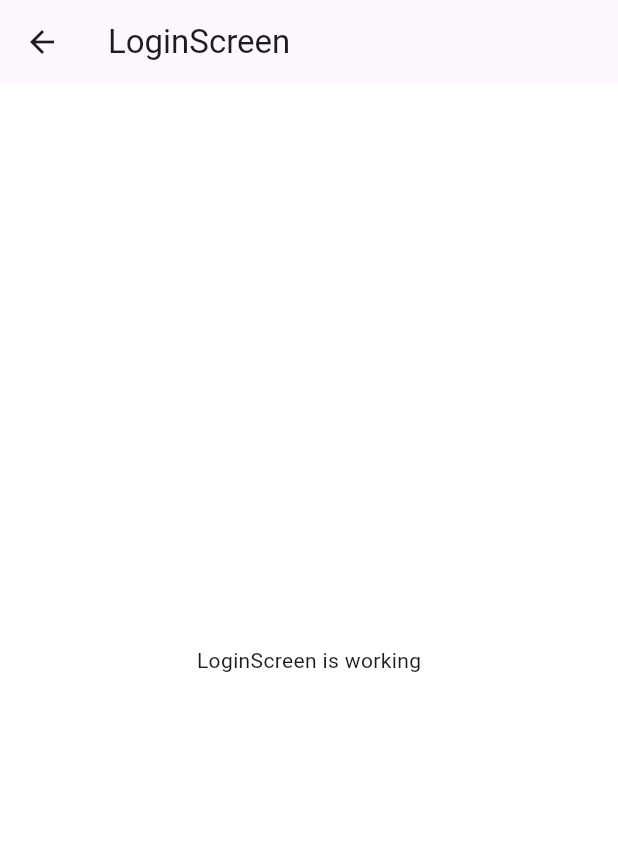
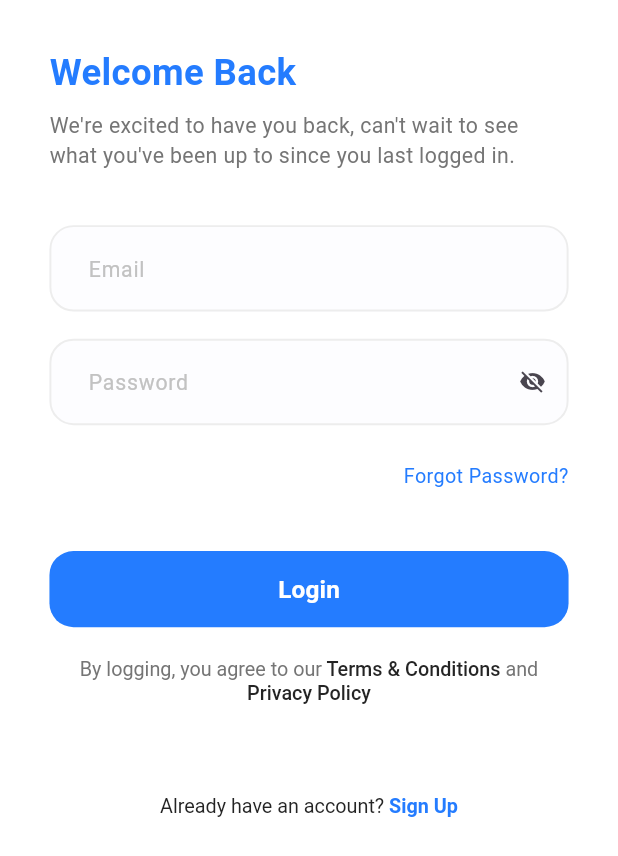
Before and after one commit to Eyad-Abbod/advanced_complete_course, a Flutter app: the screen it shows after launch, after a tap on "Get Started", on a phone screen of 412 x 824 dp. Shown: the top 856 px of the screen. Run offline on Flutter 3.47's test engine with Material 3 defaults, Android fonts, the phone set to English and light mode, and no system bars; our stand-ins replace flutter_screenutil, flutter_svg.

Commit message:
- added spacing file for SizedBox. - added some colors & TextStyles. - added FontWeightHelper. - added general TextButton & general TextFormField. - Finished LoginScreen design.

```diff
--- /dev/null
+++ b/lib/core/helpers/spacing.dart
@@ -0,0 +1,6 @@
+import 'package:flutter/material.dart';
+import 'package:flutter_screenutil/flutter_screenutil.dart';
+
+SizedBox verticalSpace(double height) => SizedBox(height: height.h);
+
+SizedBox horizontalSpace(double width) => SizedBox(width: width.w);
--- a/lib/core/theming/colors.dart
+++ b/lib/core/theming/colors.dart
@@ -2,5 +2,9 @@ import 'package:flutter/material.dart';
 
 class ColorsManager {
   static const Color mainBlue = Color(0xFF247CFF);
+  static const Color darkBlue = Color(0xFF242424);
   static const Color gray = Color(0xFF757575);
+  static const Color lightGray = Color(0xFFC2C2C2);
+  static const Color lighterGray = Color(0xFFEDEDED);
+  static const Color moreLightGray = Color(0xFFFDFDFF);
 }
--- /dev/null
+++ b/lib/core/theming/font_waight_helpar.dart
@@ -0,0 +1,12 @@
+import 'package:flutter/material.dart';
+
+class FontWeightHelper {
+  static const FontWeight thin = FontWeight.w100;
+  static const FontWeight extraLight = FontWeight.w200;
+  static const FontWeight light = FontWeight.w300;
+  static const FontWeight regular = FontWeight.w400;
+  static const FontWeight medium = FontWeight.w500;
+  static const FontWeight semiBold = FontWeight.w600;
+  static const FontWeight bold = FontWeight.w700;
+  static const FontWeight extraBold = FontWeight.w800;
+}
--- a/lib/core/theming/styles.dart
+++ b/lib/core/theming/styles.dart
@@ -1,29 +1,96 @@
 import 'package:flutter/material.dart';
 import 'package:flutter_screenutil/flutter_screenutil.dart';
 import 'package:omar_ahmed_flutter_advanced_complete_course/core/theming/colors.dart';
+import 'package:omar_ahmed_flutter_advanced_complete_course/core/theming/font_waight_helpar.dart';
 
 class TextStyles {
-  static TextStyle font24Black700Weight = TextStyle(
+  static TextStyle font24BlackBold = TextStyle(
     fontSize: 24.sp,
-    fontWeight: FontWeight.w700,
+    fontWeight: FontWeightHelper.bold,
     color: Colors.black,
   );
 
   static TextStyle font32BlueBold = TextStyle(
     fontSize: 32.sp,
-    fontWeight: FontWeight.bold,
+    fontWeight: FontWeightHelper.bold,
     color: ColorsManager.mainBlue,
+  );
+
+  static TextStyle font13BlueSemiBold = TextStyle(
+    fontSize: 13.sp,
+    fontWeight: FontWeightHelper.semiBold,
+    color: ColorsManager.mainBlue,
+  );
+
+  static TextStyle font14BlueSemiBold = TextStyle(
+    fontSize: 14.sp,
+    fontWeight: FontWeightHelper.semiBold,
+    color: ColorsManager.mainBlue,
+  );
+
+  static TextStyle font13DarkBlueMedium = TextStyle(
+    fontSize: 13.sp,
+    fontWeight: FontWeightHelper.medium,
+    color: ColorsManager.darkBlue,
+  );
+
+  static TextStyle font13DarkBlueRegular = TextStyle(
+    fontSize: 13.sp,
+    fontWeight: FontWeightHelper.regular,
+    color: ColorsManager.darkBlue,
+  );
+
+  static TextStyle font24BlueBold = TextStyle(
+    fontSize: 24.sp,
+    fontWeight: FontWeightHelper.bold,
+    color: ColorsManager.mainBlue,
+  );
+
+  static TextStyle font16WhiteSemiBold = TextStyle(
+    fontSize: 16.sp,
+    fontWeight: FontWeightHelper.semiBold,
+    color: Colors.white,
   );
 
   static TextStyle font13GrayRegular = TextStyle(
     fontSize: 13.sp,
-    fontWeight: FontWeight.normal,
+    fontWeight: FontWeightHelper.regular,
     color: ColorsManager.gray,
   );
 
-  static TextStyle font16WhiteSemiBold = TextStyle(
+  static TextStyle font13BlueRegular = TextStyle(
+    fontSize: 13.sp,
+    fontWeight: FontWeightHelper.regular,
+    color: ColorsManager.mainBlue,
+  );
+
+  static TextStyle font14GrayRegular = TextStyle(
+    fontSize: 14.sp,
+    fontWeight: FontWeightHelper.regular,
+    color: ColorsManager.gray,
+  );
+
+  static TextStyle font14LightGrayRegular = TextStyle(
+    fontSize: 14.sp,
+    fontWeight: FontWeightHelper.regular,
+    color: ColorsManager.lightGray,
+  );
+
+  static TextStyle font14DarkBlueMedium = TextStyle(
+    fontSize: 14.sp,
+    fontWeight: FontWeightHelper.medium,
+    color: ColorsManager.darkBlue,
+  );
+
+  static TextStyle font15DarkBlueMedium = TextStyle(
+    fontSize: 15.sp,
+    fontWeight: FontWeightHelper.medium,
+    color: ColorsManager.darkBlue,
+  );
+
+  static TextStyle font16WhiteMedium = TextStyle(
     fontSize: 16.sp,
-    fontWeight: FontWeight.w500,
+    fontWeight: FontWeightHelper.medium,
     color: Colors.white,
   );
 }
--- /dev/null
+++ b/lib/core/widgets/app_text_button.dart
@@ -0,0 +1,55 @@
+import 'package:flutter/material.dart';
+import 'package:flutter_screenutil/flutter_screenutil.dart';
+
+import '../theming/colors.dart';
+
+class AppTextButton extends StatelessWidget {
+  final double? borderRadius;
+  final Color? backgroundColor;
+  final double? horizontalPadding;
+  final double? verticalPadding;
+  final double? buttonWidth;
+  final double? buttonHeight;
+  final String buttonText;
+  final TextStyle textStyle;
+  final VoidCallback onPressed;
+  const AppTextButton({
+    super.key,
+    this.borderRadius,
+    this.backgroundColor,
+    this.horizontalPadding,
+    this.verticalPadding,
+    this.buttonHeight,
+    this.buttonWidth,
+    required this.buttonText,
+    required this.textStyle,
+    required this.onPressed,
+  });
+
+  @override
+  Widget build(BuildContext context) {
+    return TextButton(
+      style: ButtonStyle(
+        shape: MaterialStateProperty.all<RoundedRectangleBorder>(
+          RoundedRectangleBorder(
+            borderRadius: BorderRadius.circular(borderRadius ?? 16.0),
+          ),
+        ),
+        backgroundColor: MaterialStatePropertyAll(
+          backgroundColor ?? ColorsManager.mainBlue,
+        ),
+        padding: MaterialStateProperty.all<EdgeInsets>(
+          EdgeInsets.symmetric(
+            horizontal: horizontalPadding?.w ?? 12.w,
+            vertical: verticalPadding?.h ?? 14.h,
+          ),
+        ),
+        fixedSize: MaterialStateProperty.all(
+          Size(buttonWidth?.w ?? double.maxFinite, buttonHeight ?? 50.h),
+        ),
+      ),
+      onPressed: onPressed,
+      child: Text(buttonText, style: textStyle),
+    );
+  }
+}
--- /dev/null
+++ b/lib/core/widgets/app_text_form_field.dart
@@ -0,0 +1,65 @@
+import 'package:flutter/material.dart';
+import 'package:flutter_screenutil/flutter_screenutil.dart';
+import 'package:omar_ahmed_flutter_advanced_complete_course/core/theming/colors.dart';
+import 'package:omar_ahmed_flutter_advanced_complete_course/core/theming/styles.dart';
+
+class AppTextFormField extends StatelessWidget {
+  final EdgeInsetsGeometry? contentPadding;
+  final InputBorder? focusedBorder;
+  final InputBorder? enabledBorder;
+  final TextStyle? inputTextStyle;
+  final TextStyle? hintStyle;
+  final String hintText;
+  final bool? isObscureText;
+  final Widget? suffixIcon;
+  final Color? backgroundColor;
+  const AppTextFormField({
+    super.key,
+    this.contentPadding,
+    this.focusedBorder,
+    this.enabledBorder,
+    this.inputTextStyle,
+    this.hintStyle,
+    required this.hintText,
+    this.isObscureText,
+    this.suffixIcon,
+    this.backgroundColor,
+  });
+
+  @override
+  Widget build(BuildContext context) {
+    return TextFormField(
+      decoration: InputDecoration(
+        isDense: true,
+        contentPadding:
+            contentPadding ??
+            EdgeInsets.symmetric(horizontal: 20.w, vertical: 18.h),
+        focusedBorder:
+            focusedBorder ??
+            OutlineInputBorder(
+              borderSide: const BorderSide(
+                color: ColorsManager.mainBlue,
+                width: 1.3,
+              ),
+              borderRadius: BorderRadius.circular(16.0),
+            ),
+        enabledBorder:
+            enabledBorder ??
+            OutlineInputBorder(
+              borderSide: const BorderSide(
+                color: ColorsManager.lighterGray,
+                width: 1.3,
+              ),
+              borderRadius: BorderRadius.circular(16.0),
+            ),
+        hintStyle: hintStyle ?? TextStyles.font14LightGrayRegular,
+        hintText: hintText,
+        suffixIcon: suffixIcon,
+        fillColor: backgroundColor ?? ColorsManager.moreLightGray,
+        filled: true,
+      ),
+      obscureText: isObscureText ?? false,
+      style: TextStyles.font14DarkBlueMedium,
+    );
+  }
+}
--- a/lib/features/login/ui/login_screen.dart
+++ b/lib/features/login/ui/login_screen.dart
@@ -1,13 +1,88 @@
 import 'package:flutter/material.dart';
+import 'package:flutter_screenutil/flutter_screenutil.dart';
+import 'package:omar_ahmed_flutter_advanced_complete_course/core/helpers/spacing.dart';
+import 'package:omar_ahmed_flutter_advanced_complete_course/core/theming/styles.dart';
+import 'package:omar_ahmed_flutter_advanced_complete_course/core/widgets/app_text_button.dart';
+import 'package:omar_ahmed_flutter_advanced_complete_course/core/widgets/app_text_form_field.dart';
+import 'package:omar_ahmed_flutter_advanced_complete_course/features/login/ui/widgets/already_have_account_text.dart';
+import 'package:omar_ahmed_flutter_advanced_complete_course/features/login/ui/widgets/terms_and_conditions_text.dart';
 
-class LoginScreen extends StatelessWidget {
+class LoginScreen extends StatefulWidget {
   const LoginScreen({super.key});
+
+  @override
+  State<LoginScreen> createState() => _LoginScreenState();
+}
+
+class _LoginScreenState extends State<LoginScreen> {
+  final formKey = GlobalKey<FormState>();
+  bool isObscureText = true;
 
   @override
   Widget build(BuildContext context) {
     return Scaffold(
-      appBar: AppBar(title: Text('LoginScreen')),
-      body: Center(child: Text('LoginScreen is working')),
+      body: SafeArea(
+        child: Padding(
+          padding: EdgeInsets.symmetric(horizontal: 30.w, vertical: 30.h),
+          child: SingleChildScrollView(
+            child: Column(
+              crossAxisAlignment: CrossAxisAlignment.start,
+              children: [
+                Text('Welcome Back', style: TextStyles.font24BlueBold),
+                verticalSpace(8),
+                Text(
+                  'We\'re excited to have you back, can\'t wait to see what you\'ve been up to since you last logged in.',
+                  style: TextStyles.font14GrayRegular,
+                ),
+                verticalSpace(36),
+                Form(
+                  key: formKey,
+                  child: Column(
+                    children: [
+                      const AppTextFormField(hintText: 'Email'),
+                      verticalSpace(18),
+                      AppTextFormField(
+                        hintText: 'Password',
+                        isObscureText: isObscureText,
+                        suffixIcon: GestureDetector(
+                          onTap: () {
+                            setState(() {
+                              isObscureText = !isObscureText;
+                            });
+                          },
+                          child: Icon(
+                            isObscureText
+                                ? Icons.visibility_off
+                                : Icons.visibility,
+                          ),
+                        ),
+                      ),
+                      verticalSpace(24),
+                      Align(
+                        alignment: AlignmentDirectional.centerEnd,
+                        child: Text(
+                          'Forgot Password?',
+                          style: TextStyles.font13BlueRegular,
+                        ),
+                      ),
+                      verticalSpace(40),
+                      AppTextButton(
+                        buttonText: "Login",
+                        textStyle: TextStyles.font16WhiteSemiBold,
+                        onPressed: () {},
+                      ),
+                      verticalSpace(16),
+                      const TermsAndConditionsText(),
+                      verticalSpace(60),
+                      const AlreadyHaveAccountText(),
+                    ],
+                  ),
+                ),
+              ],
+            ),
+          ),
+        ),
+      ),
     );
   }
 }
--- /dev/null
+++ b/lib/features/login/ui/widgets/already_have_account_text.dart
@@ -0,0 +1,23 @@
+import 'package:flutter/material.dart';
+
+import '../../../../core/theming/styles.dart';
+
+class AlreadyHaveAccountText extends StatelessWidget {
+  const AlreadyHaveAccountText({super.key});
+
+  @override
+  Widget build(BuildContext context) {
+    return RichText(
+      textAlign: TextAlign.center,
+      text: TextSpan(
+        children: [
+          TextSpan(
+            text: 'Already have an account?',
+            style: TextStyles.font13DarkBlueRegular,
+          ),
+          TextSpan(text: ' Sign Up', style: TextStyles.font13BlueSemiBold),
+        ],
+      ),
+    );
+  }
+}
--- /dev/null
+++ b/lib/features/login/ui/widgets/terms_and_conditions_text.dart
@@ -0,0 +1,34 @@
+import 'package:flutter/material.dart';
+
+import '../../../../core/theming/styles.dart';
+
+class TermsAndConditionsText extends StatelessWidget {
+  const TermsAndConditionsText({super.key});
+
+  @override
+  Widget build(BuildContext context) {
+    return RichText(
+      textAlign: TextAlign.center,
+      text: TextSpan(
+        children: [
+          TextSpan(
+            text: 'By logging, you agree to our',
+            style: TextStyles.font13GrayRegular,
+          ),
+          TextSpan(
+            text: ' Terms & Conditions',
+            style: TextStyles.font13DarkBlueMedium,
+          ),
+          TextSpan(
+            text: ' and',
+            style: TextStyles.font13GrayRegular.copyWith(height: 1.5),
+          ),
+          TextSpan(
+            text: ' Privacy Policy',
+            style: TextStyles.font13DarkBlueMedium,
+          ),
+        ],
+      ),
+    );
+  }
+}
--- a/lib/features/onboarding/widgets/doc_logo_and_name.dart
+++ b/lib/features/onboarding/widgets/doc_logo_and_name.dart
@@ -14,7 +14,7 @@ class DocLogoAndName extends StatelessWidget {
       children: [
         SvgPicture.asset('assets/svgs/docdoc_logo.svg'),
         SizedBox(width: 10.w),
-        Text('DocDoc', style: TextStyles.font24Black700Weight),
+        Text('DocDoc', style: TextStyles.font24BlackBold),
       ],
     );
   }
--- a/lib/features/onboarding/widgets/get_started_button.dart
+++ b/lib/features/onboarding/widgets/get_started_button.dart
@@ -22,7 +22,7 @@ class GetStartedButton extends StatelessWidget {
           RoundedRectangleBorder(borderRadius: BorderRadius.circular(16)),
         ),
       ),
-      child: Text('Get Started', style: TextStyles.font16WhiteSemiBold),
+      child: Text('Get Started', style: TextStyles.font16WhiteMedium),
     );
   }
 }
```
